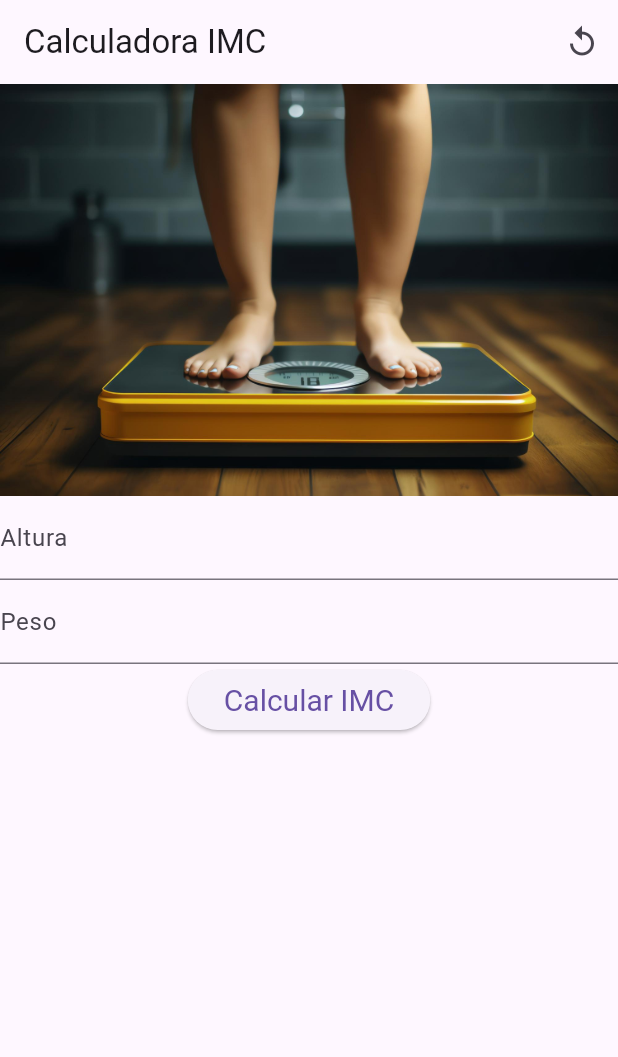
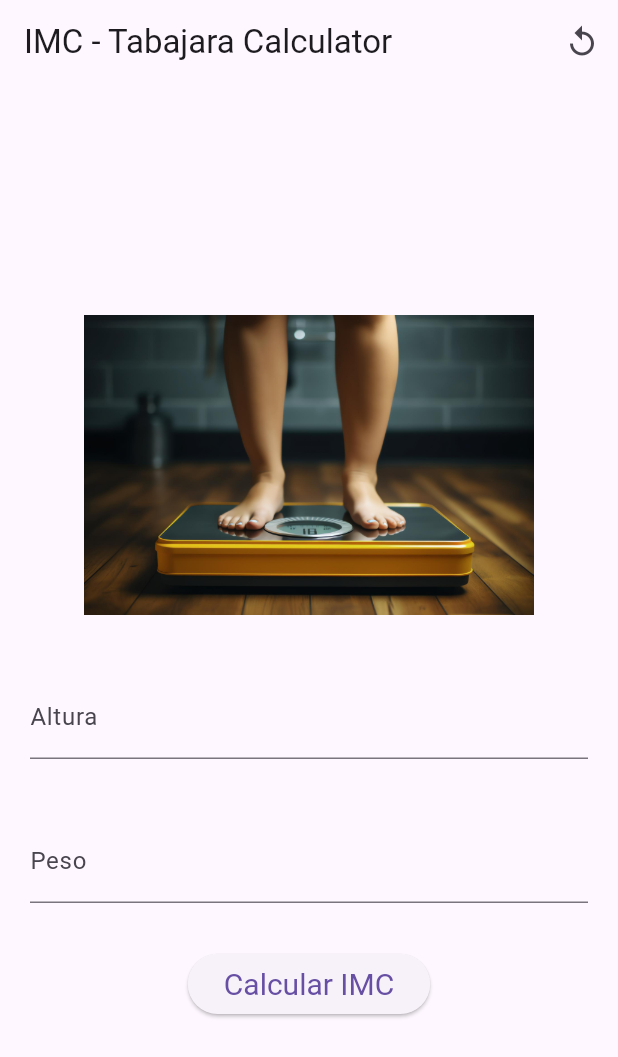
Before and after one commit to RenanCostaa/imcapp, a Flutter app: the screen it shows after launch, after a tap on the "replay" icon, on a phone screen of 412 x 824 dp. Shown: the top 1057 px of the screen. Run offline on Flutter 3.47's test engine with Material 3 defaults, Android fonts, the phone set to English and light mode, and no system bars.

Commit message:
Alterando main e constr home.dart

```diff
--- a/lib/home.dart
+++ b/lib/home.dart
@@ -1,18 +1,21 @@
-import 'dart:html';
-
 import 'package:flutter/material.dart';
 
 class HomeIMC extends StatefulWidget {
+  const HomeIMC({super.key});
+
   @override
-  _HomeIMCState createState() => _HomeIMCState();
+  HomeIMCState createState() => HomeIMCState();
 }
 
-class _HomeIMCState extends State<HomeIMC> {
+class HomeIMCState extends State<HomeIMC> {
+  TextEditingController _alturaController = TextEditingController();
+  TextEditingController _pesoController = TextEditingController();
+
   @override
   Widget build(BuildContext context) {
     return Scaffold(
       appBar: AppBar(
-        title: const Text('Calculadora IMC'),
+        title: const Text('IMC - Tabajara Calculator'),
         actions: [
           IconButton(
               icon: const Icon(Icons.replay_outlined), onPressed: _limpaCampos)
@@ -20,32 +23,44 @@ class _HomeIMCState extends State<HomeIMC> {
       ),
       body: Center(
           child: Column(
+        mainAxisAlignment: MainAxisAlignment.center,
         children: [
-          Image.asset('images/weight.jpg'),
-          TextField(
-            obscureText: true,
-            decoration: InputDecoration(
-              labelText: 'Altura',
-            ),
-          ),
-          TextField(
-            obscureText: true,
-            decoration: InputDecoration(
-              labelText: 'Peso',
-            ),
-          ),
-          ElevatedButton(
-            style: ElevatedButton.styleFrom(
-                textStyle: const TextStyle(fontSize: 20)),
-            onPressed: () {},
-            child: const Text('Calcular IMC'),
-          )
+          Padding(
+              padding: const EdgeInsets.all(20),
+              child: Image.asset(
+                'images/weight.jpg',
+                height: 200,
+              )),
+          Padding(
+              padding: const EdgeInsets.all(20.0),
+              child: TextField(
+                controller: _alturaController,
+                keyboardType: TextInputType.number,
+                decoration: const InputDecoration(labelText: 'Altura'),
+              )),
+          Padding(
+              padding: const EdgeInsets.all(20.0),
+              child: TextField(
+                  controller: _pesoController,
+                  keyboardType: TextInputType.number,
+                  decoration: const InputDecoration(labelText: 'Peso'))),
+          Padding(
+              padding: const EdgeInsets.all(10.0),
+              child: ElevatedButton(
+                style: ElevatedButton.styleFrom(
+                    textStyle: const TextStyle(fontSize: 20)),
+                onPressed: _calculaIMC,
+                child: const Text('Calcular IMC'),
+              ))
         ],
       )),
     );
   }
 
-  void _limpaCampos() {}
+  void _limpaCampos() {
+    _alturaController.text = "";
+    _pesoController.text = "";
+  }
 
   _calculaIMC() {}
 }
--- a/lib/main.dart
+++ b/lib/main.dart
@@ -4,6 +4,6 @@ import 'package:imcapp/home.dart';
 void main() {
   runApp(MaterialApp(
     theme: ThemeData(primarySwatch: Colors.blue),
-    home: HomeIMC(),
+    home: const HomeIMC(),
   ));
 }
```
